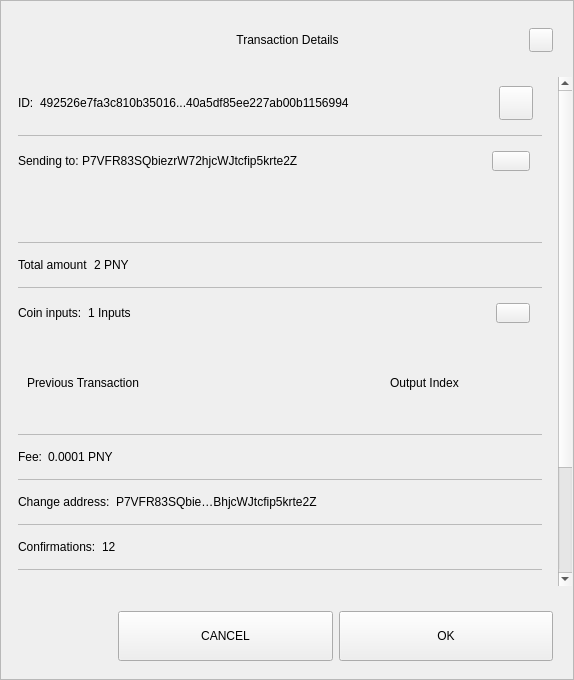
This is src/qt/pny/forms/sendconfirmdialog.ui in decenomy/PNY as Qt 5 draws it before an edit. The edited form follows.
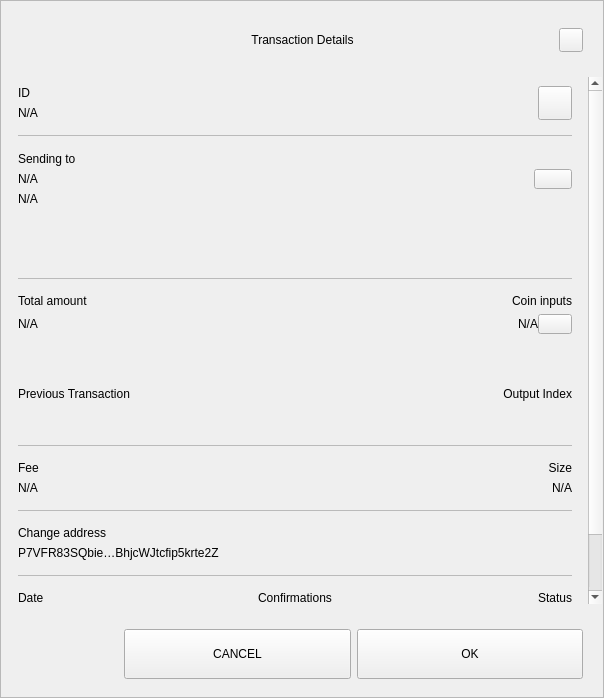
This is the edited form.

```diff
--- a/src/qt/pny/forms/sendconfirmdialog.ui
+++ b/src/qt/pny/forms/sendconfirmdialog.ui
@@ -6,8 +6,8 @@
    <rect>
     <x>0</x>
     <y>0</y>
-    <width>574</width>
-    <height>680</height>
+    <width>604</width>
+    <height>698</height>
    </rect>
   </property>
   <property name="sizePolicy">
@@ -218,8 +218,8 @@
              <rect>
               <x>0</x>
               <y>0</y>
-              <width>556</width>
-              <height>672</height>
+              <width>586</width>
+              <height>644</height>
              </rect>
             </property>
             <property name="autoFillBackground">
@@ -263,10 +263,15 @@
                 </property>
                 <item>
                  <widget class="QWidget" name="contentID" native="true">
-                  <layout class="QHBoxLayout" name="horizontalLayout_12" stretch="0,1,0">
+                  <layout class="QHBoxLayout" name="horizontalLayout_12" stretch="0,0">
                    <property name="leftMargin">
                     <number>0</number>
                    </property>
+                   <property name="rightMargin">
+                    <number>0</number>
+                   </property>
+                   <item>
+                    <layout class="QVBoxLayout" name="contentID_int">
                    <item>
                     <widget class="QLabel" name="labelId">
                      <property name="maximumSize">
@@ -276,16 +281,18 @@
                       </size>
                      </property>
                      <property name="text">
-                      <string>ID:</string>
+                        <string>ID</string>
                      </property>
                     </widget>
                    </item>
                    <item>
                     <widget class="QLabel" name="textId">
                      <property name="text">
-                      <string>492526e7fa3c810b35016...40a5df85ee227ab00b1156994</string>
-                     </property>
-                    </widget>
+                        <string notr="true">N/A</string>
+                       </property>
+                      </widget>
+                     </item>
+                    </layout>
                    </item>
                    <item>
                     <widget class="QPushButton" name="pushCopy">
@@ -319,7 +326,7 @@
                  </widget>
                 </item>
                 <item>
-                 <widget class="QLabel" name="labelDivider9">
+                 <widget class="QLabel" name="labelDividerID">
                   <property name="maximumSize">
                    <size>
                     <width>16777215</width>
@@ -335,16 +342,36 @@
                  </widget>
                 </item>
                 <item>
-                 <widget class="QWidget" name="contentOutputs" native="true">
-                  <layout class="QHBoxLayout" name="horizontalLayout_11" stretch="0,3,0">
+                 <widget class="QWidget" name="contentOutputsLabel" native="true">
+                  <layout class="QHBoxLayout" name="horizontalLayout_11" stretch="0,0">
                    <property name="spacing">
+                    <number>6</number>
+                   </property>
+                   <property name="leftMargin">
                     <number>0</number>
                    </property>
+                   <property name="topMargin">
+                    <number>9</number>
+                   </property>
+                   <property name="rightMargin">
+                    <number>0</number>
+                   </property>
+                   <property name="bottomMargin">
+                    <number>9</number>
+                   </property>
+                   <item>
+                    <layout class="QVBoxLayout" name="contentOutputsLabel_int">
                    <property name="leftMargin">
                     <number>0</number>
                    </property>
+                     <property name="topMargin">
+                      <number>1</number>
+                     </property>
                    <property name="rightMargin">
-                    <number>12</number>
+                      <number>6</number>
+                     </property>
+                     <property name="bottomMargin">
+                      <number>1</number>
                    </property>
                    <item>
                     <widget class="QLabel" name="labelSend">
@@ -355,16 +382,43 @@
                       </size>
                      </property>
                      <property name="text">
-                      <string>Sending to: </string>
+                        <string>Sending to</string>
+                       </property>
+                      </widget>
+                     </item>
+                     <item>
+                      <widget class="QWidget" name="widget" native="true">
+                       <layout class="QVBoxLayout" name="verticalLayout_6">
+                        <property name="leftMargin">
+                         <number>0</number>
+                        </property>
+                        <property name="topMargin">
+                         <number>0</number>
+                        </property>
+                        <property name="rightMargin">
+                         <number>0</number>
+                        </property>
+                        <property name="bottomMargin">
+                         <number>0</number>
+                        </property>
+                        <item>
+                         <widget class="QLabel" name="textSendLabel">
+                          <property name="text">
+                           <string notr="true">N/A</string>
                      </property>
                     </widget>
                    </item>
                    <item>
                     <widget class="QLabel" name="textSend">
                      <property name="text">
-                      <string>P7VFR83SQbiezrW72hjcWJtcfip5krte2Z </string>
-                     </property>
-                    </widget>
+                           <string notr="true">N/A</string>
+                          </property>
+                         </widget>
+                        </item>
+                       </layout>
+                      </widget>
+                     </item>
+                    </layout>
                    </item>
                    <item>
                     <widget class="QPushButton" name="pushOutputs">
@@ -415,7 +469,7 @@
                     <rect>
                      <x>0</x>
                      <y>0</y>
-                     <width>522</width>
+                     <width>552</width>
                      <height>48</height>
                     </rect>
                    </property>
@@ -428,7 +482,7 @@
                  </widget>
                 </item>
                 <item>
-                 <widget class="QLabel" name="labelDivider8">
+                 <widget class="QLabel" name="labelDividerOutputs">
                   <property name="maximumSize">
                    <size>
                     <width>16777215</width>
@@ -444,12 +498,31 @@
                  </widget>
                 </item>
                 <item>
-                 <widget class="QWidget" name="contentAmount" native="true">
-                  <layout class="QHBoxLayout" name="horizontalLayout_4" stretch="0,1">
+                 <widget class="QWidget" name="gridAmounts" native="true">
+                  <layout class="QGridLayout" name="contentAmountInputs">
                    <property name="leftMargin">
                     <number>0</number>
                    </property>
-                   <item>
+                   <property name="topMargin">
+                    <number>9</number>
+                   </property>
+                   <property name="rightMargin">
+                    <number>0</number>
+                   </property>
+                   <property name="bottomMargin">
+                    <number>9</number>
+                   </property>
+                   <property name="horizontalSpacing">
+                    <number>12</number>
+                   </property>
+                   <item row="1" column="0">
+                    <widget class="QLabel" name="textAmount">
+                     <property name="text">
+                      <string notr="true">N/A</string>
+                     </property>
+                    </widget>
+                   </item>
+                   <item row="0" column="0">
                     <widget class="QLabel" name="labelAmount">
                      <property name="maximumSize">
                       <size>
@@ -462,42 +535,7 @@
                      </property>
                     </widget>
                    </item>
-                   <item>
-                    <widget class="QLabel" name="textAmount">
-                     <property name="text">
-                      <string>2 PNY</string>
-                     </property>
-                    </widget>
-                   </item>
-                  </layout>
-                 </widget>
-                </item>
-                <item>
-                 <widget class="QLabel" name="labelDivider6">
-                  <property name="maximumSize">
-                   <size>
-                    <width>16777215</width>
-                    <height>1</height>
-                   </size>
-                  </property>
-                  <property name="styleSheet">
-                   <string notr="true">background-color:#bababa;</string>
-                  </property>
-                  <property name="text">
-                   <string/>
-                  </property>
-                 </widget>
-                </item>
-                <item>
-                 <widget class="QWidget" name="contentInputs" native="true">
-                  <layout class="QHBoxLayout" name="horizontalLayout" stretch="0,2,0">
-                   <property name="leftMargin">
-                    <number>0</number>
-                   </property>
-                   <property name="rightMargin">
-                    <number>12</number>
-                   </property>
-                   <item>
+                   <item row="0" column="3">
                     <widget class="QLabel" name="labelInputs">
                      <property name="sizePolicy">
                       <sizepolicy hsizetype="Minimum" vsizetype="Preferred">
@@ -512,14 +550,22 @@
                       </size>
                      </property>
                      <property name="text">
-                      <string>Coin inputs:</string>
+                      <string>Coin inputs</string>
+                     </property>
+                     <property name="alignment">
+                      <set>Qt::AlignRight|Qt::AlignTrailing|Qt::AlignVCenter</set>
                      </property>
                     </widget>
                    </item>
+                   <item row="1" column="3">
+                    <layout class="QHBoxLayout" name="horizontalLayout">
                    <item>
                     <widget class="QLabel" name="textInputs">
                      <property name="text">
-                      <string>1 Inputs</string>
+                        <string notr="true">N/A</string>
+                       </property>
+                       <property name="alignment">
+                        <set>Qt::AlignRight|Qt::AlignTrailing|Qt::AlignVCenter</set>
                      </property>
                     </widget>
                    </item>
@@ -534,6 +580,9 @@
                      <property name="focusPolicy">
                       <enum>Qt::NoFocus</enum>
                      </property>
+                       <property name="layoutDirection">
+                        <enum>Qt::LeftToRight</enum>
+                       </property>
                      <property name="styleSheet">
                       <string notr="true"/>
                      </property>
@@ -541,6 +590,8 @@
                       <string/>
                      </property>
                     </widget>
+                     </item>
+                    </layout>
                    </item>
                   </layout>
                  </widget>
@@ -559,13 +610,41 @@
                     <height>90</height>
                    </size>
                   </property>
-                  <layout class="QGridLayout" name="gridLayoutInput" columnstretch="5,2" rowminimumheight="0">
+                  <property name="lineWidth">
+                   <number>0</number>
+                  </property>
+                  <layout class="QGridLayout" name="gridLayoutInput" columnstretch="5,0">
                    <property name="sizeConstraint">
                     <enum>QLayout::SetMaximumSize</enum>
                    </property>
+                   <property name="leftMargin">
+                    <number>0</number>
+                   </property>
+                   <property name="rightMargin">
+                    <number>0</number>
+                   </property>
                    <property name="verticalSpacing">
                     <number>0</number>
                    </property>
+                   <item row="0" column="1">
+                    <widget class="QLabel" name="labelOutputIndex">
+                     <property name="layoutDirection">
+                      <enum>Qt::LeftToRight</enum>
+                     </property>
+                     <property name="text">
+                      <string>Output Index</string>
+                     </property>
+                     <property name="textFormat">
+                      <enum>Qt::AutoText</enum>
+                     </property>
+                     <property name="alignment">
+                      <set>Qt::AlignRight|Qt::AlignTrailing|Qt::AlignVCenter</set>
+                     </property>
+                     <property name="margin">
+                      <number>0</number>
+                     </property>
+                    </widget>
+                   </item>
                    <item row="0" column="0" alignment="Qt::AlignLeft">
                     <widget class="QLabel" name="labelTitlePrevTx">
                      <property name="text">
@@ -573,21 +652,11 @@
                      </property>
                     </widget>
                    </item>
-                   <item row="0" column="1" alignment="Qt::AlignLeft">
-                    <widget class="QLabel" name="labelOutputIndex">
-                     <property name="text">
-                      <string>Output Index</string>
-                     </property>
-                     <property name="alignment">
-                      <set>Qt::AlignCenter</set>
-                     </property>
-                    </widget>
-                   </item>
                   </layout>
                  </widget>
                 </item>
                 <item>
-                 <widget class="QLabel" name="labelDivider1">
+                 <widget class="QLabel" name="labelDividerPrevtx">
                   <property name="maximumSize">
                    <size>
                     <width>16777215</width>
@@ -603,9 +672,19 @@
                  </widget>
                 </item>
                 <item>
-                 <widget class="QWidget" name="contentFee" native="true">
-                  <layout class="QHBoxLayout" name="horizontalLayout_7" stretch="0,1">
-                   <property name="leftMargin">
+                 <layout class="QHBoxLayout" name="contentFeeSize">
+                  <property name="topMargin">
+                   <number>9</number>
+                  </property>
+                  <property name="bottomMargin">
+                   <number>9</number>
+                  </property>
+                  <item>
+                   <layout class="QVBoxLayout" name="contentFee">
+                    <property name="topMargin">
+                     <number>0</number>
+                    </property>
+                    <property name="bottomMargin">
                     <number>0</number>
                    </property>
                    <item>
@@ -617,22 +696,64 @@
                       </size>
                      </property>
                      <property name="text">
-                      <string>Fee:</string>
+                       <string>Fee</string>
                      </property>
                     </widget>
                    </item>
                    <item>
                     <widget class="QLabel" name="textFee">
                      <property name="text">
-                      <string>0.0001 PNY</string>
+                       <string notr="true">N/A</string>
                      </property>
                     </widget>
                    </item>
                   </layout>
+                  </item>
+                  <item>
+                   <widget class="QWidget" name="contentSize" native="true">
+                    <layout class="QVBoxLayout" name="contentSize_layout">
+                     <property name="topMargin">
+                      <number>0</number>
+                     </property>
+                     <property name="rightMargin">
+                      <number>0</number>
+                     </property>
+                     <property name="bottomMargin">
+                      <number>0</number>
+                     </property>
+                     <item>
+                      <widget class="QLabel" name="labelSize">
+                       <property name="maximumSize">
+                        <size>
+                         <width>16777215</width>
+                         <height>16777215</height>
+                        </size>
+                       </property>
+                       <property name="text">
+                        <string>Size</string>
+                       </property>
+                       <property name="alignment">
+                        <set>Qt::AlignRight|Qt::AlignTrailing|Qt::AlignVCenter</set>
+                       </property>
                  </widget>
                 </item>
                 <item>
-                 <widget class="QLabel" name="labelDivider2">
+                      <widget class="QLabel" name="textSize">
+                       <property name="text">
+                        <string notr="true">N/A</string>
+                       </property>
+                       <property name="alignment">
+                        <set>Qt::AlignRight|Qt::AlignTrailing|Qt::AlignVCenter</set>
+                       </property>
+                      </widget>
+                     </item>
+                    </layout>
+                   </widget>
+                  </item>
+                 </layout>
+                </item>
+                <item>
+                 <widget class="QLabel" name="labelDividerFeeSize">
                   <property name="maximumSize">
                    <size>
                     <width>16777215</width>
@@ -649,10 +770,19 @@
                 </item>
                 <item>
                  <widget class="QWidget" name="contentChangeAddress" native="true">
-                  <layout class="QHBoxLayout" name="horizontalLayout_6" stretch="0,1">
+                  <layout class="QVBoxLayout" name="contentChangeAddress_layout">
                    <property name="leftMargin">
                     <number>0</number>
                    </property>
+                   <property name="topMargin">
+                    <number>9</number>
+                   </property>
+                   <property name="rightMargin">
+                    <number>0</number>
+                   </property>
+                   <property name="bottomMargin">
+                    <number>9</number>
+                   </property>
                    <item>
                     <widget class="QLabel" name="labelChange">
                      <property name="maximumSize">
@@ -662,7 +792,7 @@
                       </size>
                      </property>
                      <property name="text">
-                      <string>Change address:</string>
+                      <string>Change address</string>
                      </property>
                     </widget>
                    </item>
@@ -677,7 +807,7 @@
                  </widget>
                 </item>
                 <item>
-                 <widget class="QLabel" name="labelDivider4">
+                 <widget class="QLabel" name="labelDividerChange">
                   <property name="maximumSize">
                    <size>
                     <width>16777215</width>
@@ -693,12 +823,25 @@
                  </widget>
                 </item>
                 <item>
-                 <widget class="QWidget" name="contentConfirmations" native="true">
-                  <layout class="QHBoxLayout" name="horizontalLayout_8" stretch="0,1">
+                 <widget class="QWidget" name="gridConfDateStatus" native="true">
+                  <layout class="QGridLayout" name="contentConfDateStatus">
                    <property name="leftMargin">
                     <number>0</number>
                    </property>
-                   <item>
+                   <property name="rightMargin">
+                    <number>0</number>
+                   </property>
+                   <item row="1" column="3">
+                    <widget class="QLabel" name="textStatus">
+                     <property name="text">
+                      <string>Spendable</string>
+                     </property>
+                     <property name="alignment">
+                      <set>Qt::AlignRight|Qt::AlignTrailing|Qt::AlignVCenter</set>
+                     </property>
+                    </widget>
+                   </item>
+                   <item row="0" column="1">
                     <widget class="QLabel" name="labelConfirmations">
                      <property name="maximumSize">
                       <size>
@@ -707,88 +850,40 @@
                       </size>
                      </property>
                      <property name="text">
-                      <string>Confirmations:</string>
+                      <string>Confirmations</string>
                      </property>
+                     <property name="alignment">
+                      <set>Qt::AlignCenter</set>
+                     </property>
                     </widget>
                    </item>
-                   <item>
+                   <item row="0" column="3">
+                    <widget class="QLabel" name="labelStatus">
+                     <property name="maximumSize">
+                      <size>
+                       <width>16777215</width>
+                       <height>16777215</height>
+                      </size>
+                     </property>
+                     <property name="text">
+                      <string>Status</string>
+                     </property>
+                     <property name="alignment">
+                      <set>Qt::AlignRight|Qt::AlignTrailing|Qt::AlignVCenter</set>
+                     </property>
+                    </widget>
+                   </item>
+                   <item row="1" column="1">
                     <widget class="QLabel" name="textConfirmations">
                      <property name="text">
-                      <string>12</string>
+                      <string notr="true">N/A</string>
                      </property>
-                    </widget>
-                   </item>
-                  </layout>
-                 </widget>
-                </item>
-                <item>
-                 <widget class="QLabel" name="labelDivider7">
-                  <property name="maximumSize">
-                   <size>
-                    <width>16777215</width>
-                    <height>1</height>
-                   </size>
-                  </property>
-                  <property name="styleSheet">
-                   <string notr="true">background-color:#bababa;</string>
-                  </property>
-                  <property name="text">
-                   <string/>
-                  </property>
-                 </widget>
-                </item>
-                <item>
-                 <widget class="QWidget" name="contentSize" native="true">
-                  <layout class="QHBoxLayout" name="horizontalLayout_9" stretch="0,1">
-                   <property name="leftMargin">
-                    <number>0</number>
-                   </property>
-                   <item>
-                    <widget class="QLabel" name="labelSize">
-                     <property name="maximumSize">
-                      <size>
-                       <width>16777215</width>
-                       <height>16777215</height>
-                      </size>
-                     </property>
-                     <property name="text">
-                      <string>Size:</string>
-                     </property>
-                    </widget>
-                   </item>
-                   <item>
-                    <widget class="QLabel" name="textSize">
-                     <property name="text">
-                      <string>2 kB</string>
-                     </property>
-                    </widget>
-                   </item>
-                  </layout>
-                 </widget>
-                </item>
-                <item>
-                 <widget class="QLabel" name="labelDivider3">
-                  <property name="maximumSize">
-                   <size>
-                    <width>16777215</width>
-                    <height>1</height>
-                   </size>
-                  </property>
-                  <property name="styleSheet">
-                   <string notr="true">background-color:#bababa;</string>
-                  </property>
-                  <property name="text">
-                   <string/>
-                  </property>
-                 </widget>
-                </item>
-                <item>
-                 <widget class="QWidget" name="contentDate" native="true">
-                  <layout class="QHBoxLayout" name="horizontalLayout_5" stretch="0,1">
-                   <property name="leftMargin">
-                    <number>0</number>
-                   </property>
-                   <item>
+                     <property name="alignment">
+                      <set>Qt::AlignCenter</set>
+                     </property>
+                    </widget>
+                   </item>
+                   <item row="0" column="0">
                     <widget class="QLabel" name="labelDate">
                      <property name="maximumSize">
                       <size>
@@ -797,22 +892,28 @@
                       </size>
                      </property>
                      <property name="text">
-                      <string>Date:</string>
+                      <string>Date</string>
+                     </property>
+                     <property name="alignment">
+                      <set>Qt::AlignLeading|Qt::AlignLeft|Qt::AlignVCenter</set>
                      </property>
                     </widget>
                    </item>
-                   <item>
+                   <item row="1" column="0">
                     <widget class="QLabel" name="textDate">
                      <property name="text">
                       <string>May 25, 2017</string>
                      </property>
+                     <property name="alignment">
+                      <set>Qt::AlignLeading|Qt::AlignLeft|Qt::AlignVCenter</set>
+                     </property>
                     </widget>
                    </item>
                   </layout>
                  </widget>
                 </item>
                 <item>
-                 <widget class="QLabel" name="labelDivider5">
+                 <widget class="QLabel" name="labelDividerConfs">
                   <property name="maximumSize">
                    <size>
                     <width>16777215</width>
@@ -827,35 +928,6 @@
                   </property>
                  </widget>
                 </item>
-                <item>
-                 <widget class="QWidget" name="contentStatus" native="true">
-                  <layout class="QHBoxLayout" name="horizontalLayout_10" stretch="0,1">
-                   <property name="leftMargin">
-                    <number>0</number>
-                   </property>
-                   <item>
-                    <widget class="QLabel" name="labelStatus">
-                     <property name="maximumSize">
-                      <size>
-                       <width>16777215</width>
-                       <height>16777215</height>
-                      </size>
-                     </property>
-                     <property name="text">
-                      <string>Status:</string>
-                     </property>
-                    </widget>
-                   </item>
-                   <item>
-                    <widget class="QLabel" name="textStatus">
-                     <property name="text">
-                      <string>Spendable</string>
-                     </property>
-                    </widget>
-                   </item>
-                  </layout>
-                 </widget>
-                </item>
                 <item>
                  <spacer name="verticalSpacer_2">
                   <property name="orientation">
```
Lines whose indentation alone changed are shown as unchanged.
